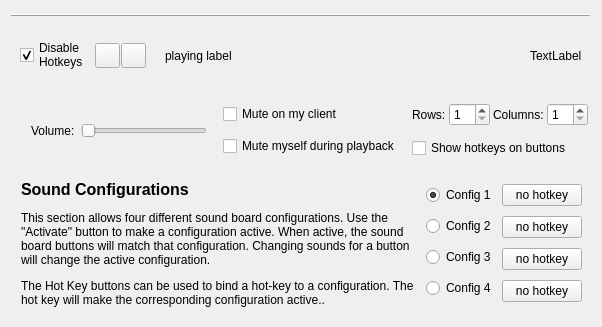
Before: the Qt Designer form src/config_qt.ui in MGraefe/RP-Soundboard, drawn with Qt 5.
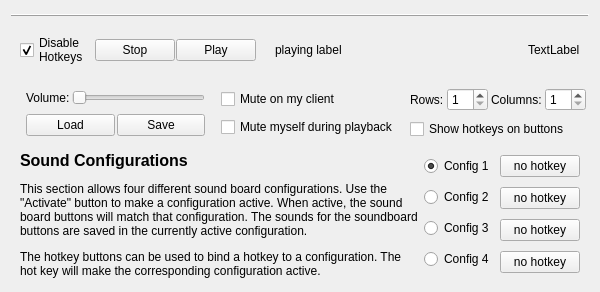
After: the same form once the commit is applied. Icons and pictures are not drawn.

Commit message: Added Load/Save of configuration model.

```diff
--- a/src/config_qt.ui
+++ b/src/config_qt.ui
@@ -9,8 +9,8 @@
    <rect>
     <x>0</x>
     <y>0</y>
-    <width>602</width>
-    <height>327</height>
+    <width>600</width>
+    <height>277</height>
    </rect>
   </property>
   <property name="minimumSize">
@@ -86,18 +86,14 @@
           <property name="enabled">
            <bool>true</bool>
           </property>
-          <property name="maximumSize">
-           <size>
-            <width>25</width>
-            <height>25</height>
-           </size>
+          <property name="sizePolicy">
+           <sizepolicy hsizetype="Minimum" vsizetype="Fixed">
+            <horstretch>0</horstretch>
+            <verstretch>0</verstretch>
+           </sizepolicy>
           </property>
           <property name="text">
-           <string/>
-          </property>
-          <property name="icon">
-           <iconset resource="qtres.qrc">
-            <normaloff>:/icon/img/stoparrow_32.png</normaloff>:/icon/img/stoparrow_32.png</iconset>
+           <string>Stop</string>
           </property>
          </widget>
         </item>
@@ -106,18 +102,14 @@
           <property name="enabled">
            <bool>true</bool>
           </property>
-          <property name="maximumSize">
-           <size>
-            <width>25</width>
-            <height>25</height>
-           </size>
+          <property name="sizePolicy">
+           <sizepolicy hsizetype="Minimum" vsizetype="Fixed">
+            <horstretch>0</horstretch>
+            <verstretch>0</verstretch>
+           </sizepolicy>
           </property>
           <property name="text">
-           <string/>
-          </property>
-          <property name="icon">
-           <iconset resource="qtres.qrc">
-            <normaloff>:/icon/img/pausebutton_32.png</normaloff>:/icon/img/pausebutton_32.png</iconset>
+           <string>Play</string>
           </property>
           <property name="checkable">
            <bool>false</bool>
@@ -190,21 +182,24 @@
        <number>3</number>
       </property>
       <item>
-       <spacer name="horizontalSpacer">
-        <property name="orientation">
-         <enum>Qt::Horizontal</enum>
+       <layout class="QVBoxLayout" name="verticalLayout_3">
+        <property name="spacing">
+         <number>2</number>
         </property>
-        <property name="sizeType">
-         <enum>QSizePolicy::Fixed</enum>
+        <property name="leftMargin">
+         <number>0</number>
         </property>
-        <property name="sizeHint" stdset="0">
-         <size>
-          <width>5</width>
-          <height>0</height>
-         </size>
+        <property name="topMargin">
+         <number>0</number>
         </property>
-       </spacer>
-      </item>
+        <property name="rightMargin">
+         <number>0</number>
+        </property>
+        <property name="bottomMargin">
+         <number>0</number>
+        </property>
+        <item>
+         <layout class="QHBoxLayout" name="horizontalLayout_6">
       <item>
        <widget class="QLabel" name="label">
         <property name="text">
@@ -231,6 +226,28 @@
         </property>
        </widget>
       </item>
+         </layout>
+        </item>
+        <item>
+         <layout class="QHBoxLayout" name="horizontalLayout_5">
+          <item>
+           <widget class="QPushButton" name="pushLoad">
+            <property name="text">
+             <string>Load</string>
+            </property>
+           </widget>
+          </item>
+          <item>
+           <widget class="QPushButton" name="pushSave">
+            <property name="text">
+             <string>Save</string>
+            </property>
+           </widget>
+          </item>
+         </layout>
+        </item>
+       </layout>
+      </item>
       <item>
        <spacer name="horizontalSpacer_2">
         <property name="orientation">
@@ -352,18 +369,27 @@
      </property>
      <layout class="QHBoxLayout" name="fileLayout">
       <property name="leftMargin">
-       <number>10</number>
+       <number>9</number>
+      </property>
+      <property name="topMargin">
+       <number>3</number>
+      </property>
+      <property name="rightMargin">
+       <number>9</number>
+      </property>
+      <property name="bottomMargin">
+       <number>3</number>
       </property>
       <item>
        <widget class="QLabel" name="label_4">
         <property name="sizePolicy">
-         <sizepolicy hsizetype="MinimumExpanding" vsizetype="Preferred">
+         <sizepolicy hsizetype="MinimumExpanding" vsizetype="Minimum">
           <horstretch>0</horstretch>
           <verstretch>0</verstretch>
          </sizepolicy>
         </property>
         <property name="text">
-         <string>&lt;html&gt;&lt;head/&gt;&lt;body&gt;&lt;p&gt;&lt;span style=&quot; font-size:12pt; font-weight:600;&quot;&gt;Sound Configurations&lt;/span&gt;&lt;/p&gt;&lt;p&gt;This section allows four different sound board configurations. Use the &amp;quot;Activate&amp;quot; button to make a configuration active. When active, the sound board buttons will match that configuration. Changing sounds for a button will change the active configuration.&lt;/p&gt;&lt;p&gt;The Hot Key buttons can be used to bind a hot-key to a configuration.  The hot key will make the corresponding configuration active..&lt;/p&gt;&lt;/body&gt;&lt;/html&gt;</string>
+         <string>&lt;html&gt;&lt;head/&gt;&lt;body&gt;&lt;p&gt;&lt;span style=&quot; font-size:12pt; font-weight:600;&quot;&gt;Sound Configurations&lt;/span&gt;&lt;/p&gt;&lt;p&gt;This section allows four different sound board configurations. Use the &amp;quot;Activate&amp;quot; button to make a configuration active. When active, the sound board buttons will match that configuration. The sounds for the soundboard buttons are saved in the currently active configuration.&lt;/p&gt;&lt;p&gt;The hotkey buttons can be used to bind a hotkey to a configuration. The hot key will make the corresponding configuration active.&lt;/p&gt;&lt;/body&gt;&lt;/html&gt;</string>
         </property>
         <property name="wordWrap">
          <bool>true</bool>
```
Left out of the diff: 4 changed lines with no effect on the pictures. Lines whose indentation alone changed are shown as unchanged. The commit also changes 7 other files.
